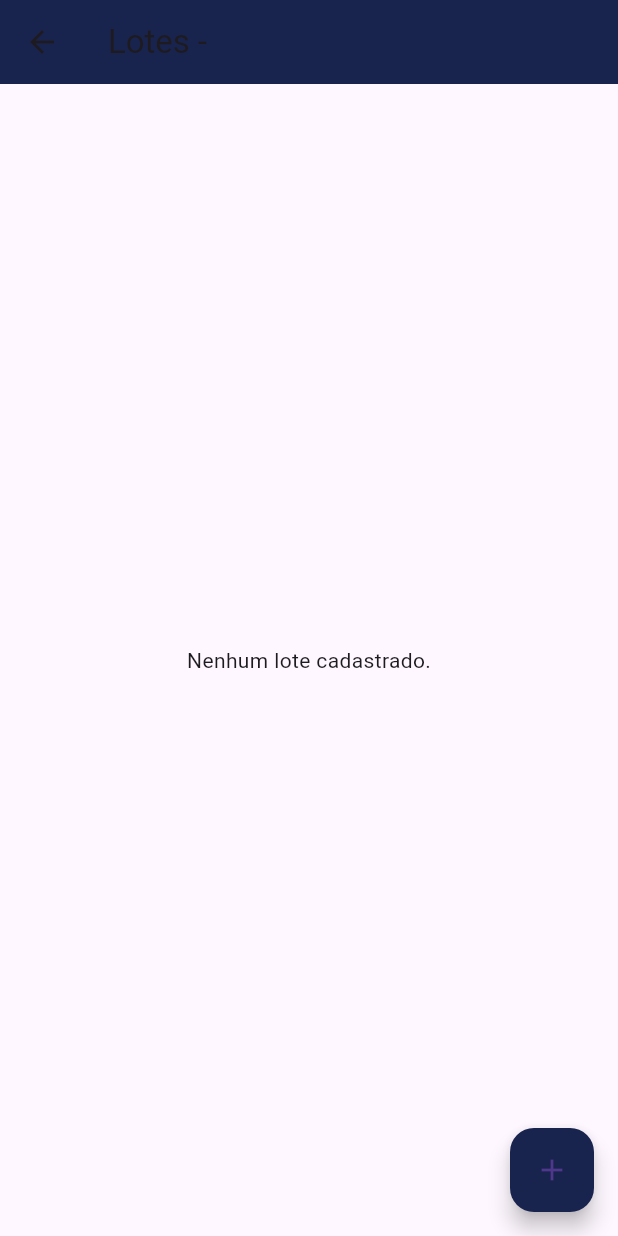
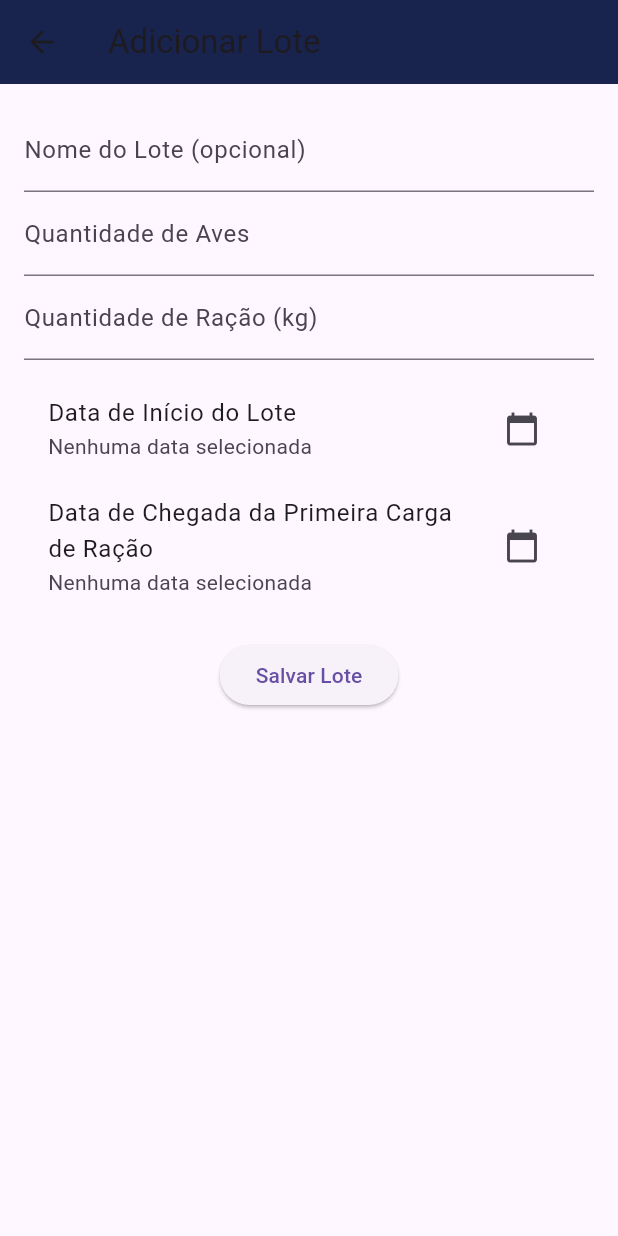
Before and after one commit to EduardoCavazin/projeto-aviario, a Flutter app: the BatchScreen screen opened directly with empty values, after a tap on the "add" icon, on a phone screen of 412 x 824 dp. Run offline on Flutter 3.47's test engine with Material 3 defaults, Android fonts, the phone set to English and light mode, and no system bars; our stand-ins replace cloud_firestore, firebase_auth, firebase_core; accounts and stored records are empty.

Commit message:
Renomeação de arquivos e criação de formulário para adição de lotes, o mesmo já se encontra funcional

```diff
--- /dev/null
+++ b/lib/app/widget/property/add_batch_form.dart
@@ -0,0 +1,217 @@
+import 'package:flutter/material.dart';
+import 'package:intl/intl.dart';
+import 'package:projeto_ddm/app/application/batch_application.dart';
+import 'package:projeto_ddm/app/domain/dto/batch_dto.dart';
+
+class AddBatchForm extends StatefulWidget {
+  final String aviaryId;
+  final int aviaryCapacity;
+
+  const AddBatchForm({
+    Key? key,
+    required this.aviaryId,
+    required this.aviaryCapacity,
+  }) : super(key: key);
+
+  @override
+  _AddBatchFormState createState() => _AddBatchFormState();
+}
+
+class _AddBatchFormState extends State<AddBatchForm> {
+  final BatchApplication _batchApplication = BatchApplication();
+
+  final TextEditingController _birdCountController = TextEditingController();
+  final TextEditingController _feedQuantityController = TextEditingController();
+  final TextEditingController _batchNameController = TextEditingController();
+
+  DateTime? _entryDate;
+  DateTime? _feedArrivalDate;
+
+  final _formKey = GlobalKey<FormState>();
+  bool _isLoading = false;
+
+  Future<void> _selectDate(BuildContext context, {required bool isEntryDate}) async {
+    final pickedDate = await showDatePicker(
+      context: context,
+      initialDate: DateTime.now(),
+      firstDate: DateTime(2000),
+      lastDate: DateTime(2100),
+    );
+
+    if (pickedDate != null) {
+      setState(() {
+        if (isEntryDate) {
+          _entryDate = pickedDate;
+        } else {
+          _feedArrivalDate = pickedDate;
+        }
+      });
+    }
+  }
+
+  Future<void> _saveBatch() async {
+    if (!_formKey.currentState!.validate()) {
+      return;
+    }
+
+    if (_entryDate == null) {
+      ScaffoldMessenger.of(context).showSnackBar(
+        const SnackBar(content: Text('Selecione a data de início do lote')),
+      );
+      return;
+    }
+
+    if (_feedArrivalDate == null) {
+      ScaffoldMessenger.of(context).showSnackBar(
+        const SnackBar(content: Text('Selecione a data de chegada da ração')),
+      );
+      return;
+    }
+
+    if (_feedArrivalDate!.isAfter(_entryDate!)) {
+      ScaffoldMessenger.of(context).showSnackBar(
+        const SnackBar(content: Text('A data de chegada da ração não pode ser anterior à data de início do lote')),
+      );
+      return;
+    }
+
+    final birdCount = int.parse(_birdCountController.text);
+    final feedQuantity = double.parse(_feedQuantityController.text);
+
+    if (birdCount > widget.aviaryCapacity) {
+      ScaffoldMessenger.of(context).showSnackBar(
+        SnackBar(content: Text('O número de aves não pode exceder ${widget.aviaryCapacity}')),
+      );
+      return;
+    }
+
+    setState(() {
+      _isLoading = true;
+    });
+
+    try {
+      final batchName = _batchNameController.text.isEmpty
+          ? 'Lote ${DateFormat('MMMM yyyy', 'pt_BR').format(_entryDate!)}'
+          : _batchNameController.text;
+
+      final batch = BatchDTO(
+        id: '',
+        aviaryId: widget.aviaryId,
+        entryDate: _entryDate!,
+        birdCount: birdCount,
+        feedRecords: [
+          {'date': _feedArrivalDate!.toIso8601String(), 'quantity': feedQuantity}
+        ],
+      );
+
+      await _batchApplication.saveBatch(batch);
+
+      ScaffoldMessenger.of(context).showSnackBar(
+        const SnackBar(content: Text('Lote adicionado com sucesso!')),
+      );
+
+      Navigator.of(context).pop();
+    } catch (e) {
+      ScaffoldMessenger.of(context).showSnackBar(
+        SnackBar(content: Text('Erro ao salvar o lote: $e')),
+      );
+    } finally {
+      setState(() {
+        _isLoading = false;
+      });
+    }
+  }
+
+  @override
+  void dispose() {
+    _birdCountController.dispose();
+    _feedQuantityController.dispose();
+    _batchNameController.dispose();
+    super.dispose();
+  }
+
+  @override
+  Widget build(BuildContext context) {
+    return Scaffold(
+      appBar: AppBar(
+        title: const Text('Adicionar Lote'),
+        backgroundColor: const Color(0xFF18234E),
+      ),
+      body: Padding(
+        padding: const EdgeInsets.all(16.0),
+        child: Form(
+          key: _formKey,
+          child: SingleChildScrollView(
+            child: Column(
+              crossAxisAlignment: CrossAxisAlignment.start,
+              children: [
+                TextFormField(
+                  controller: _batchNameController,
+                  decoration: const InputDecoration(labelText: 'Nome do Lote (opcional)'),
+                ),
+                TextFormField(
+                  controller: _birdCountController,
+                  decoration: const InputDecoration(labelText: 'Quantidade de Aves'),
+                  keyboardType: TextInputType.number,
+                  validator: (value) {
+                    if (value == null || value.isEmpty) {
+                      return 'Informe a quantidade de aves';
+                    }
+                    if (int.tryParse(value) == null) {
+                      return 'Digite um número válido';
+                    }
+                    return null;
+                  },
+                ),
+                TextFormField(
+                  controller: _feedQuantityController,
+                  decoration: const InputDecoration(labelText: 'Quantidade de Ração (kg)'),
+                  keyboardType: TextInputType.number,
+                  validator: (value) {
+                    if (value == null || value.isEmpty) {
+                      return 'Informe a quantidade de ração';
+                    }
+                    if (double.tryParse(value) == null) {
+                      return 'Digite um número válido';
+                    }
+                    return null;
+                  },
+                ),
+                const SizedBox(height: 10),
+                ListTile(
+                  title: const Text('Data de Início do Lote'),
+                  subtitle: Text(_entryDate == null
+                      ? 'Nenhuma data selecionada'
+                      : DateFormat('dd/MM/yyyy').format(_entryDate!)),
+                  trailing: IconButton(
+                    icon: const Icon(Icons.calendar_today),
+                    onPressed: () => _selectDate(context, isEntryDate: true),
+                  ),
+                ),
+                ListTile(
+                  title: const Text('Data de Chegada da Primeira Carga de Ração'),
+                  subtitle: Text(_feedArrivalDate == null
+                      ? 'Nenhuma data selecionada'
+                      : DateFormat('dd/MM/yyyy').format(_feedArrivalDate!)),
+                  trailing: IconButton(
+                    icon: const Icon(Icons.calendar_today),
+                    onPressed: () => _selectDate(context, isEntryDate: false),
+                  ),
+                ),
+                const SizedBox(height: 20),
+                Center(
+                  child: ElevatedButton(
+                    onPressed: _isLoading ? null : _saveBatch,
+                    child: _isLoading
+                        ? const CircularProgressIndicator(color: Colors.white)
+                        : const Text('Salvar Lote'),
+                  ),
+                ),
+              ],
+            ),
+          ),
+        ),
+      ),
+    );
+  }
+}
--- a/lib/app/widget/property/aviary_screen.dart
+++ b/lib/app/widget/property/aviary_screen.dart
@@ -1,7 +1,7 @@
 import 'package:flutter/material.dart';
 import 'package:projeto_ddm/app/application/aviary_application.dart';
 import 'package:projeto_ddm/app/domain/dto/aviary_dto.dart';
-import 'package:projeto_ddm/app/widget/property/batch_screen.dart';
+import 'package:projeto_ddm/app/widget/property/batch_screen_list.dart';
 
 class AviaryScreen extends StatefulWidget {
   final String propertyId;
@@ -139,7 +139,7 @@ class _AviaryScreenState extends State<AviaryScreen> {
     return Scaffold(
       appBar: AppBar(
         title: Text('Aviários - ${widget.propertyName}'),
-        backgroundColor: const Color(0xFF18234E),
+        backgroundColor: Color.fromARGB(255, 64, 95, 218),
       ),
       body: _aviaries.isEmpty
           ? const Center(child: Text('Nenhum aviário cadastrado.'))
@@ -157,6 +157,7 @@ class _AviaryScreenState extends State<AviaryScreen> {
                         builder: (context) => BatchScreen(
                           aviaryId: aviary.id,
                           aviaryName: aviary.name,
+                          aviaryCapacity: aviary.capacity,
                         ),
                       ),
                     );
--- a/lib/app/widget/property/batch_screen.dart
+++ b/lib/app/widget/property/batch_screen_list.dart
@@ -1,15 +1,18 @@
 import 'package:flutter/material.dart';
 import 'package:projeto_ddm/app/application/batch_application.dart';
 import 'package:projeto_ddm/app/domain/dto/batch_dto.dart';
+import 'package:projeto_ddm/app/widget/property/add_batch_form.dart';
 
 class BatchScreen extends StatefulWidget {
   final String aviaryId;
   final String aviaryName;
+  final int aviaryCapacity;
 
   const BatchScreen({
     Key? key,
     required this.aviaryId,
     required this.aviaryName,
+    required this.aviaryCapacity,
   }) : super(key: key);
 
   @override
@@ -39,12 +42,26 @@ class _BatchScreenState extends State<BatchScreen> {
     }
   }
 
+  void _navigateToAddBatchForm() {
+    Navigator.push(
+      context,
+      MaterialPageRoute(
+        builder: (context) => AddBatchForm(
+          aviaryId: widget.aviaryId,
+          aviaryCapacity: widget.aviaryCapacity,
+        ),
+      ),
+    ).then((_) {
+      _loadBatches();
+    });
+  }
+
   @override
   Widget build(BuildContext context) {
     return Scaffold(
       appBar: AppBar(
         title: Text('Lotes - ${widget.aviaryName}'),
-        backgroundColor: const Color(0xFF18234E),
+        backgroundColor: Color.fromARGB(255, 64, 95, 218),
       ),
       body: _batches.isEmpty
           ? const Center(child: Text('Nenhum lote cadastrado.'))
@@ -59,9 +76,7 @@ class _BatchScreenState extends State<BatchScreen> {
               },
             ),
       floatingActionButton: FloatingActionButton(
-        onPressed: () {
-
-        },
+        onPressed: _navigateToAddBatchForm,
         backgroundColor: const Color(0xFF18234E),
         child: const Icon(Icons.add),
       ),
--- a/lib/app/widget/property/property_screen.dart
+++ b/lib/app/widget/property/property_screen.dart
@@ -238,7 +238,7 @@ class _PropertyScreenState extends State<PropertyScreen> {
     return Scaffold(
       appBar: AppBar(
         title: const Text('Propriedades'),
-        backgroundColor: const Color(0xFF18234E),
+        backgroundColor: Color.fromARGB(255, 64, 95, 218),
       ),
       body: _properties.isEmpty
           ? const Center(child: Text('Nenhuma propriedade cadastrada.'))
--- a/lib/main.dart
+++ b/lib/main.dart
@@ -1,9 +1,11 @@
 import 'package:firebase_core/firebase_core.dart';
 import 'package:flutter/material.dart';
 import 'package:projeto_ddm/app/application/my_app.dart';
+import 'package:intl/date_symbol_data_local.dart';
 
 void main() async {
   WidgetsFlutterBinding.ensureInitialized();
   Firebase.initializeApp();
+  await initializeDateFormatting('pt_BR', null);
   runApp(const MyApp());
 }
--- a/pubspec.yaml
+++ b/pubspec.yaml
@@ -39,6 +39,7 @@ dependencies:
   firebase_auth: ^5.3.2
   cloud_firestore: ^5.4.5
   firebase_database: ^11.1.5
+  intl: ^0.19.0
 
 dev_dependencies:
   flutter_test:
```
Also changed, not shown: lib/app/widget/property/batch_screen_info.dart (added), pubspec.lock.
